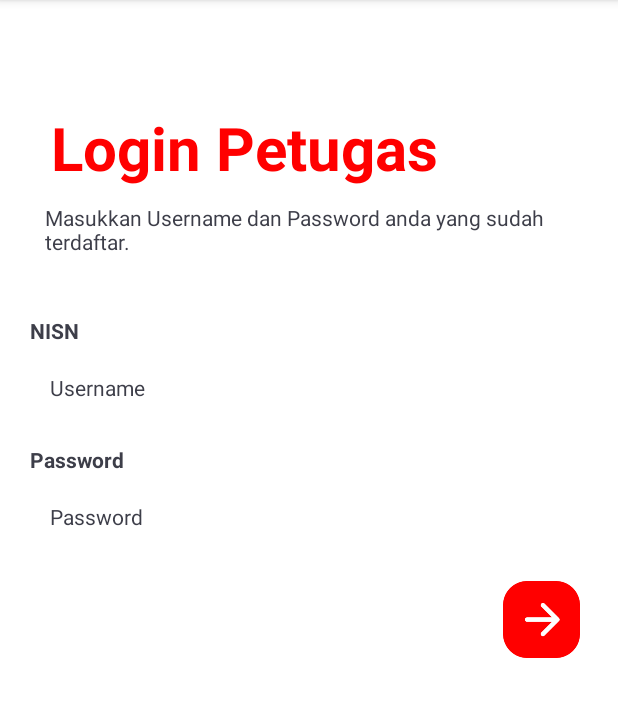
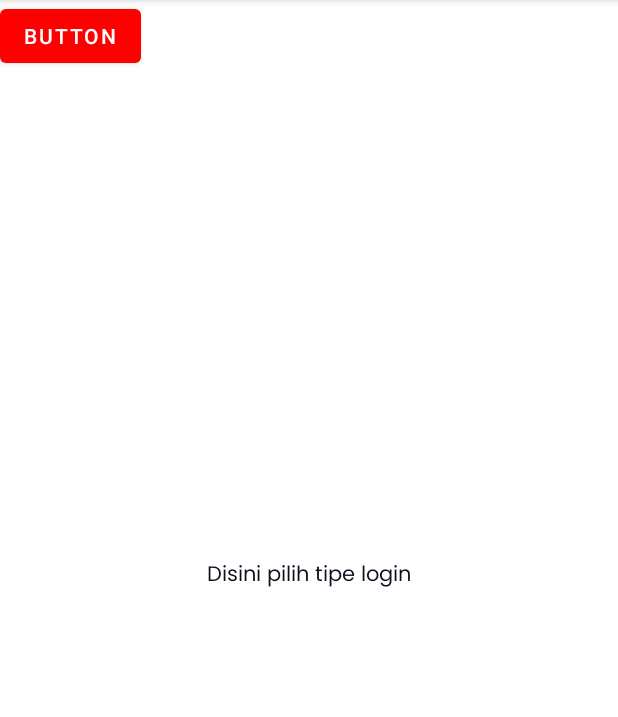
Before and after one commit to Kelompok-2-SPP/Aplikasi-Pembayaran-SPP, an Android app: the screen it shows after launch (MainActivity), on a phone screen of 412 x 824 dp, the part 84-801 px from its top. Run offline under Robolectric (Android 15) with nearby library versions, the light colour scheme and no system bars.

Commit message:
add nav example

```diff
--- a/app/src/main/AndroidManifest.xml
+++ b/app/src/main/AndroidManifest.xml
@@ -2,7 +2,7 @@
 <manifest xmlns:android="http://schemas.android.com/apk/res/android"
     package="com.lleans.spp_kelompok_2">
 
-    <uses-permission android:name="android.permission.INTERNET"/>
+    <uses-permission android:name="android.permission.INTERNET" />
 
     <application
         android:allowBackup="true"
@@ -11,6 +11,9 @@
         android:roundIcon="@mipmap/ic_launcher_round"
         android:supportsRtl="true"
         android:theme="@style/Theme.SPPKelompok2">
+        <activity
+            android:name=".LauncherFragment"
+            android:exported="false" />
         <activity
             android:name=".MainActivity"
             android:exported="true">
--- a/app/src/main/java/com/lleans/spp_kelompok_2/MainActivity.java
+++ b/app/src/main/java/com/lleans/spp_kelompok_2/MainActivity.java
@@ -1,14 +1,30 @@
 package com.lleans.spp_kelompok_2;
 
+import android.content.Intent;
 import android.os.Bundle;
+import android.view.View;
+import android.widget.Button;
+import android.widget.ImageButton;
 
 import androidx.appcompat.app.AppCompatActivity;
 
 public class MainActivity extends AppCompatActivity {
 
+    Button tes;
+
     @Override
     protected void onCreate(Bundle savedInstanceState) {
         super.onCreate(savedInstanceState);
-        setContentView(R.layout.login);
+        setContentView(R.layout.activity_main);
+
+        tes = (Button) findViewById(R.id.buttonTest);
+        tes.setOnClickListener(new View.OnClickListener() {
+            @Override
+            public void onClick(View v) {
+                Intent inte = new Intent(MainActivity.this, LauncherFragment.class);
+                MainActivity.this.startActivity(inte);
+            }
+        });
+
     }
 }
--- a/app/src/main/res/layout/activity_main.xml
+++ b/app/src/main/res/layout/activity_main.xml
@@ -17,4 +17,13 @@
         app:layout_constraintRight_toRightOf="parent"
         app:layout_constraintTop_toTopOf="parent" />
 
+    <Button
+        android:id="@+id/buttonTest"
+        android:layout_width="wrap_content"
+        android:layout_height="wrap_content"
+        android:text="Button"
+        tools:layout_editor_absoluteX="171dp"
+        tools:layout_editor_absoluteY="431dp"
+        tools:ignore="MissingConstraints" />
+
 </androidx.constraintlayout.widget.ConstraintLayout>
--- a/app/src/main/res/layout/login.xml
+++ b/app/src/main/res/layout/login.xml
@@ -4,7 +4,7 @@
     android:layout_width="match_parent"
     android:layout_height="match_parent"
     android:orientation="vertical"
-    tools:context=".MainActivity">
+    tools:context=".Login">
 
     <LinearLayout
         android:layout_width="match_parent"
@@ -92,12 +92,13 @@
 
     </LinearLayout>
 
-    <ImageView
+    <ImageButton
+        android:id="@+id/btnnex"
         android:layout_width="51dp"
         android:layout_height="51dp"
+        android:background="@drawable/login_button"
         android:layout_gravity="right"
-        android:layout_marginRight="25dp"
-        android:src="@drawable/login_button" />
+        android:layout_marginRight="25dp" />
 
 
 </LinearLayout>
```
Also changed, not shown: app/src/main/java/com/lleans/spp_kelompok_2/LauncherFragment.java (added, +15 -0 lines), app/src/main/java/com/lleans/spp_kelompok_2/Login.java (+23 -0 lines), app/src/main/res/layout/activity_launcher_fragment.xml (added, +18 -0 lines).
